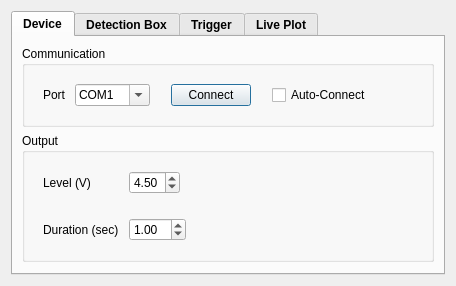
Before: the Qt Designer form src/plugin/grab_detector/grab_detector_plugin.ui in janelia-idf/bias, drawn with Qt 5.
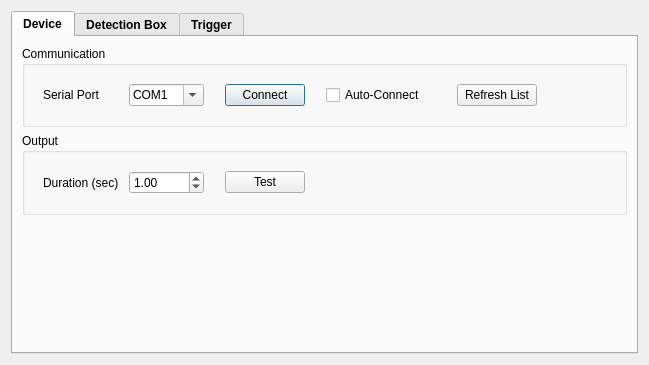
After: the same form once the commit is applied. Custom widgets are drawn as their Qt base class.

Commit message: Worked on Grab Detector. Wrote arduino firmware for sending laser trigger pulses. Worked on QSerialPort based class for communicating with laser trigger device. Rearranged Grab Detector settings GUI - moved live plot to trigger tab which makes adjusting the threshold more intuitive.

The edit to the form file:
```diff
--- a/src/plugin/grab_detector/grab_detector_plugin.ui
+++ b/src/plugin/grab_detector/grab_detector_plugin.ui
@@ -6,14 +6,14 @@
    <rect>
     <x>0</x>
     <y>0</y>
-    <width>456</width>
-    <height>271</height>
+    <width>649</width>
+    <height>365</height>
    </rect>
   </property>
   <property name="windowTitle">
    <string>Grab Detector Plugin</string>
   </property>
-  <layout class="QVBoxLayout" name="verticalLayout">
+  <layout class="QVBoxLayout" name="verticalLayout_2">
    <item>
     <widget class="QTabWidget" name="tabWidget">
      <property name="font">
@@ -47,6 +47,24 @@
             <layout class="QHBoxLayout" name="horizontalLayout_10">
              <item>
               <widget class="QLabel" name="comPortLabelPtr">
+               <property name="sizePolicy">
+                <sizepolicy hsizetype="Fixed" vsizetype="Preferred">
+                 <horstretch>0</horstretch>
+                 <verstretch>0</verstretch>
+                </sizepolicy>
+               </property>
+               <property name="minimumSize">
+                <size>
+                 <width>80</width>
+                 <height>0</height>
+                </size>
+               </property>
+               <property name="maximumSize">
+                <size>
+                 <width>80</width>
+                 <height>16777215</height>
+                </size>
+               </property>
                <property name="font">
                 <font>
                  <weight>50</weight>
@@ -54,7 +72,7 @@
                 </font>
                </property>
                <property name="text">
-                <string>Port </string>
+                <string>Serial Port   </string>
                </property>
               </widget>
              </item>
@@ -72,6 +90,12 @@
                  <height>0</height>
                 </size>
                </property>
+               <property name="maximumSize">
+                <size>
+                 <width>75</width>
+                 <height>16777215</height>
+                </size>
+               </property>
                <property name="editable">
                 <bool>true</bool>
                </property>
@@ -138,6 +162,29 @@
                </property>
               </widget>
              </item>
+             <item>
+              <spacer name="horizontalSpacer_8">
+               <property name="orientation">
+                <enum>Qt::Horizontal</enum>
+               </property>
+               <property name="sizeType">
+                <enum>QSizePolicy::Fixed</enum>
+               </property>
+               <property name="sizeHint" stdset="0">
+                <size>
+                 <width>25</width>
+                 <height>20</height>
+                </size>
+               </property>
+              </spacer>
+             </item>
+             <item>
+              <widget class="QPushButton" name="refreshListPushButtonPtr">
+               <property name="text">
+                <string>Refresh List</string>
+               </property>
+              </widget>
+             </item>
              <item>
               <spacer name="horizontalSpacer_10">
                <property name="orientation">
@@ -169,63 +216,6 @@
           <string>Output</string>
          </property>
          <layout class="QVBoxLayout" name="verticalLayout_3">
-          <item>
-           <widget class="QWidget" name="levelWidgetPtr" native="true">
-            <layout class="QHBoxLayout" name="horizontalLayout_12">
-             <item>
-              <widget class="QLabel" name="levelLabelPtr">
-               <property name="sizePolicy">
-                <sizepolicy hsizetype="Fixed" vsizetype="Preferred">
-                 <horstretch>0</horstretch>
-                 <verstretch>0</verstretch>
-                </sizepolicy>
-               </property>
-               <property name="minimumSize">
-                <size>
-                 <width>80</width>
-                 <height>0</height>
-                </size>
-               </property>
-               <property name="maximumSize">
-                <size>
-                 <width>80</width>
-                 <height>16777215</height>
-                </size>
-               </property>
-               <property name="text">
-                <string>Level (V)</string>
-               </property>
-              </widget>
-             </item>
-             <item>
-              <widget class="QDoubleSpinBox" name="levelDblSpinBoxPtr">
-               <property name="maximum">
-                <double>5.000000000000000</double>
-               </property>
-               <property name="singleStep">
-                <double>0.500000000000000</double>
-               </property>
-               <property name="value">
-                <double>4.500000000000000</double>
-               </property>
-              </widget>
-             </item>
-             <item>
-              <spacer name="horizontalSpacer_8">
-               <property name="orientation">
-                <enum>Qt::Horizontal</enum>
-               </property>
-               <property name="sizeHint" stdset="0">
-                <size>
-                 <width>40</width>
-                 <height>20</height>
-                </size>
-               </property>
-              </spacer>
-             </item>
-            </layout>
-           </widget>
-          </item>
           <item>
            <widget class="QWidget" name="durationWidgetPtr" native="true">
             <layout class="QHBoxLayout" name="horizontalLayout_14">
@@ -256,6 +246,18 @@
              </item>
              <item>
               <widget class="QDoubleSpinBox" name="durationDblSpinBoxPtr">
+               <property name="minimumSize">
+                <size>
+                 <width>75</width>
+                 <height>0</height>
+                </size>
+               </property>
+               <property name="maximumSize">
+                <size>
+                 <width>75</width>
+                 <height>16777215</height>
+                </size>
+               </property>
                <property name="singleStep">
                 <double>0.500000000000000</double>
                </property>
@@ -264,6 +266,29 @@
                </property>
               </widget>
              </item>
+             <item>
+              <spacer name="horizontalSpacer_15">
+               <property name="orientation">
+                <enum>Qt::Horizontal</enum>
+               </property>
+               <property name="sizeType">
+                <enum>QSizePolicy::Fixed</enum>
+               </property>
+               <property name="sizeHint" stdset="0">
+                <size>
+                 <width>15</width>
+                 <height>20</height>
+                </size>
+               </property>
+              </spacer>
+             </item>
+             <item>
+              <widget class="QPushButton" name="outputTestPushButtonPtr">
+               <property name="text">
+                <string>Test</string>
+               </property>
+              </widget>
+             </item>
              <item>
               <spacer name="horizontalSpacer_14">
                <property name="orientation">
@@ -390,7 +415,7 @@
              <number>9999</number>
             </property>
             <property name="singleStep">
-             <number>1</number>
+             <number>5</number>
             </property>
             <property name="value">
              <number>0</number>
@@ -462,7 +487,7 @@
              <number>9999</number>
             </property>
             <property name="singleStep">
-             <number>1</number>
+             <number>5</number>
             </property>
             <property name="value">
              <number>0</number>
@@ -537,7 +562,7 @@
              <number>9999</number>
             </property>
             <property name="singleStep">
-             <number>1</number>
+             <number>5</number>
             </property>
             <property name="value">
              <number>0</number>
@@ -609,7 +634,7 @@
              <number>9999</number>
             </property>
             <property name="singleStep">
-             <number>1</number>
+             <number>5</number>
             </property>
             <property name="value">
              <number>0</number>
@@ -762,7 +787,7 @@
       <attribute name="title">
        <string>Trigger</string>
       </attribute>
-      <layout class="QVBoxLayout" name="verticalLayout_2">
+      <layout class="QVBoxLayout" name="verticalLayout">
        <item>
         <widget class="QWidget" name="trigEnabledWidgetPtr" native="true">
          <layout class="QHBoxLayout" name="horizontalLayout_8">
@@ -776,13 +801,13 @@
             </property>
             <property name="minimumSize">
              <size>
-              <width>80</width>
+              <width>62</width>
               <height>0</height>
              </size>
             </property>
             <property name="maximumSize">
              <size>
-              <width>80</width>
+              <width>62</width>
               <height>16777215</height>
              </size>
             </property>
@@ -798,24 +823,21 @@
            </widget>
           </item>
           <item>
-           <spacer name="horizontalSpacer_7">
+           <spacer name="horizontalSpacer_6">
             <property name="orientation">
              <enum>Qt::Horizontal</enum>
             </property>
+            <property name="sizeType">
+             <enum>QSizePolicy::Fixed</enum>
+            </property>
             <property name="sizeHint" stdset="0">
              <size>
-              <width>337</width>
+              <width>15</width>
               <height>20</height>
              </size>
             </property>
            </spacer>
           </item>
-         </layout>
-        </widget>
-       </item>
-       <item>
-        <widget class="QWidget" name="trigThresholdWidgetPtr" native="true">
-         <layout class="QHBoxLayout" name="horizontalLayout_7">
           <item>
            <widget class="QLabel" name="trigThresholdLabelPtr">
             <property name="sizePolicy">
@@ -826,13 +848,13 @@
             </property>
             <property name="minimumSize">
              <size>
-              <width>80</width>
+              <width>62</width>
               <height>0</height>
              </size>
             </property>
             <property name="maximumSize">
              <size>
-              <width>80</width>
+              <width>62</width>
               <height>16777215</height>
              </size>
             </property>
@@ -858,6 +880,9 @@
             <property name="maximum">
              <number>255</number>
             </property>
+            <property name="singleStep">
+             <number>5</number>
+            </property>
             <property name="value">
              <number>99</number>
             </property>
@@ -868,20 +893,17 @@
             <property name="orientation">
              <enum>Qt::Horizontal</enum>
             </property>
+            <property name="sizeType">
+             <enum>QSizePolicy::Fixed</enum>
+            </property>
             <property name="sizeHint" stdset="0">
              <size>
-              <width>80</width>
+              <width>15</width>
               <height>20</height>
              </size>
             </property>
            </spacer>
           </item>
-         </layout>
-        </widget>
-       </item>
-       <item>
-        <widget class="QWidget" name="trigMedianFilterWidgetPtr" native="true">
-         <layout class="QHBoxLayout" name="horizontalLayout_6">
           <item>
            <widget class="QLabel" name="trigMedianFilterLabelPtr">
             <property name="sizePolicy">
@@ -892,13 +914,13 @@
             </property>
             <property name="minimumSize">
              <size>
-              <width>80</width>
+              <width>72</width>
               <height>0</height>
              </size>
             </property>
             <property name="maximumSize">
              <size>
-              <width>80</width>
+              <width>72</width>
               <height>16777215</height>
              </size>
             </property>
@@ -940,20 +962,17 @@
             <property name="orientation">
              <enum>Qt::Horizontal</enum>
             </property>
+            <property name="sizeType">
+             <enum>QSizePolicy::Fixed</enum>
+            </property>
             <property name="sizeHint" stdset="0">
              <size>
-              <width>367</width>
+              <width>15</width>
               <height>20</height>
              </size>
             </property>
            </spacer>
           </item>
-         </layout>
-        </widget>
-       </item>
-       <item>
-        <widget class="QWidget" name="trigStateWidgetPtr" native="true">
-         <layout class="QHBoxLayout" name="horizontalLayout_9">
           <item>
            <widget class="QLabel" name="trigStateLabelPtr">
             <property name="sizePolicy">
@@ -981,7 +1000,7 @@
              </font>
             </property>
             <property name="text">
-             <string>State:  Armed</string>
+             <string>State: Armed</string>
             </property>
            </widget>
           </item>
@@ -999,13 +1018,13 @@
            </widget>
           </item>
           <item>
-           <spacer name="horizontalSpacer_6">
+           <spacer name="horizontalSpacer_7">
             <property name="orientation">
              <enum>Qt::Horizontal</enum>
             </property>
             <property name="sizeHint" stdset="0">
              <size>
-              <width>334</width>
+              <width>337</width>
               <height>20</height>
              </size>
             </property>
@@ -1015,27 +1034,14 @@
         </widget>
        </item>
        <item>
-        <spacer name="verticalSpacer">
-         <property name="orientation">
-          <enum>Qt::Vertical</enum>
+        <widget class="QCustomPlot" name="livePlotPtr" native="true">
+         <property name="sizePolicy">
+          <sizepolicy hsizetype="Preferred" vsizetype="Expanding">
+           <horstretch>0</horstretch>
+           <verstretch>0</verstretch>
+          </sizepolicy>
          </property>
-         <property name="sizeHint" stdset="0">
-          <size>
-           <width>20</width>
-           <height>45</height>
-          </size>
-         </property>
-        </spacer>
-       </item>
-      </layout>
-     </widget>
-     <widget class="QWidget" name="livePlotTabPtr">
-      <attribute name="title">
-       <string>Live Plot</string>
-      </attribute>
-      <layout class="QVBoxLayout" name="verticalLayout_6">
-       <item>
-        <widget class="QCustomPlot" name="livePlotPtr" native="true"/>
+        </widget>
        </item>
       </layout>
      </widget>
```
The commit also changes 6 other files.
